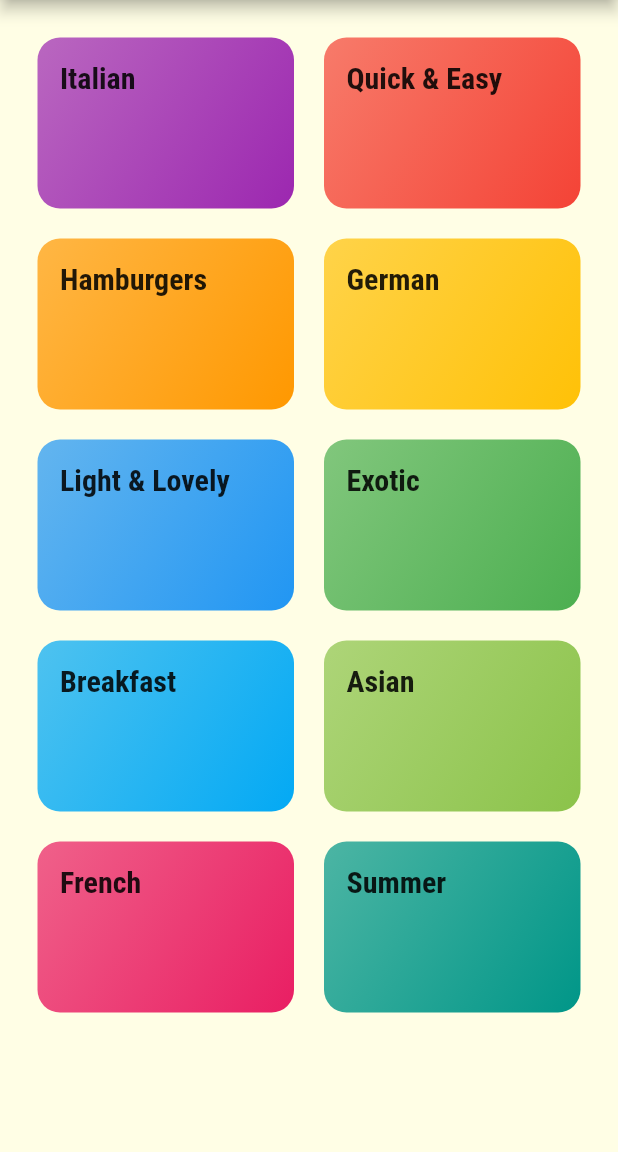
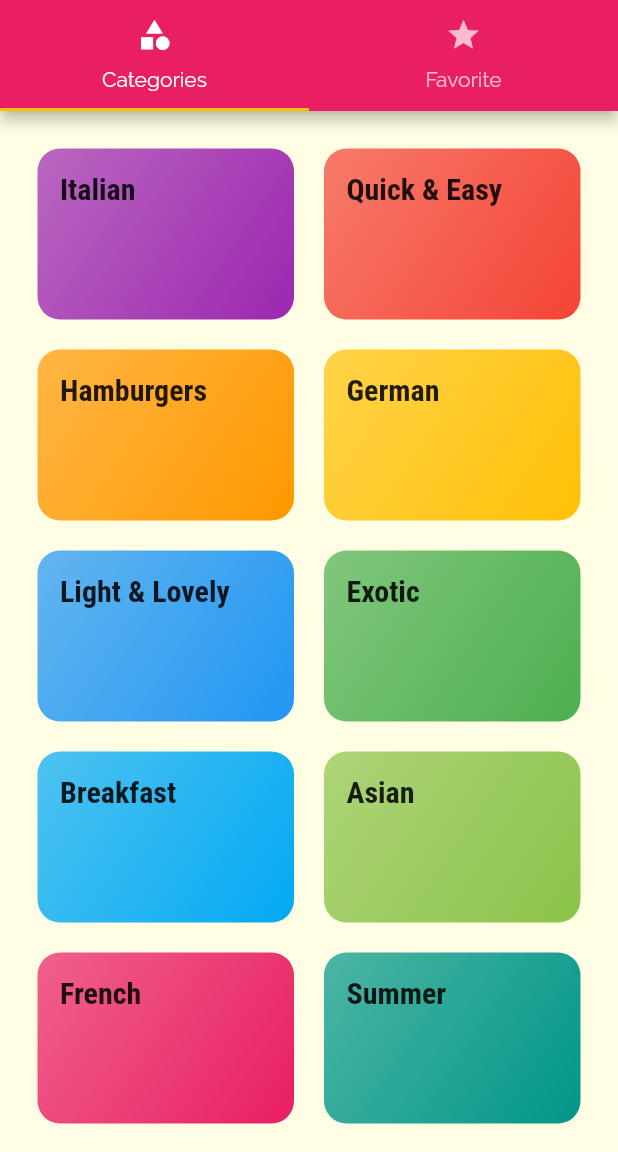
Before and after one commit to hiroshimuto9/flutter_meals_app, a Flutter app: the screen it shows after launch, on a phone screen of 412 x 824 dp, the part 84-1236 px from its top. Run offline on Flutter 3.47's test engine with Material 2 defaults, Android fonts, the phone set to English and light mode, and no system bars.

Commit message:
add: add tabs bar

```diff
--- a/lib/main.dart
+++ b/lib/main.dart
@@ -1,4 +1,5 @@
 import 'package:flutter/material.dart';
+import 'screens/tabs_screen.dart';
 import 'screens/meal_detail_screen.dart';
 import 'screens/category_meals_screen.dart';
 import 'screens/categories_screen.dart';
@@ -31,7 +32,7 @@ class MyApp extends StatelessWidget {
           ),)
       ),
       routes: {
-        '/': (context) => CategoriesScreen(),
+        '/': (context) => TabsScreen(),
         CategoryMealsScreen.routeName: (context) => CategoryMealsScreen(),
         MealDetailScreen.routeName: (context) => MealDetailScreen(),
       },
--- a/lib/screens/categories_screen.dart
+++ b/lib/screens/categories_screen.dart
@@ -5,11 +5,7 @@ import '../widgets/category_item.dart';
 class CategoriesScreen extends StatelessWidget {
   @override
   Widget build(BuildContext context) {
-    return Scaffold(
-      appBar: AppBar(
-        title: const Text('MealApp')
-      ),
-      body: GridView(
+    return GridView(
       padding: EdgeInsets.all(25),
       children: DUMMY_CATEGORIES
       .map(
@@ -25,7 +21,6 @@ class CategoriesScreen extends StatelessWidget {
         crossAxisSpacing: 20,
         mainAxisSpacing: 20,
       ),
-      ),
     );
   }
 }
--- /dev/null
+++ b/lib/screens/tabs_screen.dart
@@ -0,0 +1,38 @@
+import 'package:flutter/material.dart';
+import './favorites_screen.dart';
+import './categories_screen.dart';
+
+class TabsScreen extends StatefulWidget {
+  @override
+  _TabsScreenState createState() => _TabsScreenState();
+}
+
+class _TabsScreenState extends State<TabsScreen> {
+  @override
+  Widget build(BuildContext context) {
+    return DefaultTabController(
+      length: 2,
+      child: Scaffold(
+        appBar: AppBar(
+          title: Text('MealApp'),
+          bottom: TabBar(tabs: <Widget>[
+            Tab(
+              icon: Icon(Icons.category),
+              text: 'Categories'
+            ),
+            Tab(
+              icon: Icon(Icons.star),
+              text: 'Favorite'
+            ),
+          ],),
+        ),
+        body: TabBarView(
+          children: <Widget>[
+            CategoriesScreen(),
+            FavoritesScreen(),
+          ],
+        ),
+      ),
+    );
+  }
+}
```
Lines whose indentation alone changed are shown as unchanged.
